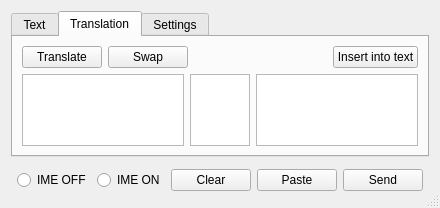
Old version of the form MainDialog.ui in the repository soramimi/OSC-ChatPad.
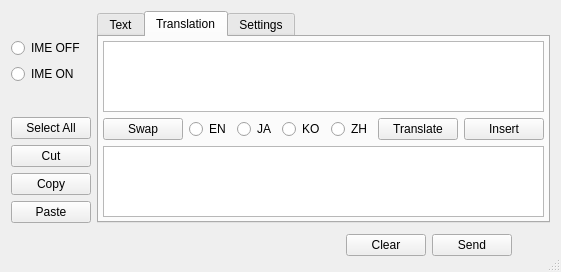
New version of the form. The open tabs and pages were chosen to show the change. Custom widgets are drawn as their Qt base class.

The edit to the form file:
```diff
--- a/MainDialog.ui
+++ b/MainDialog.ui
@@ -6,8 +6,8 @@
    <rect>
     <x>0</x>
     <y>0</y>
-    <width>393</width>
-    <height>171</height>
+    <width>499</width>
+    <height>215</height>
    </rect>
   </property>
   <property name="windowTitle">
@@ -16,8 +16,112 @@
   <property name="sizeGripEnabled">
    <bool>true</bool>
   </property>
+  <layout class="QVBoxLayout" name="verticalLayout_3">
+   <item>
+    <layout class="QHBoxLayout" name="horizontalLayout_7">
+     <item>
   <layout class="QVBoxLayout" name="verticalLayout_4">
    <item>
+        <spacer name="verticalSpacer_3">
+         <property name="orientation">
+          <enum>Qt::Vertical</enum>
+         </property>
+         <property name="sizeHint" stdset="0">
+          <size>
+           <width>20</width>
+           <height>40</height>
+          </size>
+         </property>
+        </spacer>
+       </item>
+       <item>
+        <widget class="QRadioButton" name="radioButton_ime_off">
+         <property name="focusPolicy">
+          <enum>Qt::NoFocus</enum>
+         </property>
+         <property name="text">
+          <string>IME OFF</string>
+         </property>
+        </widget>
+       </item>
+       <item>
+        <widget class="QRadioButton" name="radioButton_ime_on">
+         <property name="focusPolicy">
+          <enum>Qt::NoFocus</enum>
+         </property>
+         <property name="text">
+          <string>IME ON</string>
+         </property>
+        </widget>
+       </item>
+       <item>
+        <spacer name="verticalSpacer_2">
+         <property name="orientation">
+          <enum>Qt::Vertical</enum>
+         </property>
+         <property name="sizeHint" stdset="0">
+          <size>
+           <width>20</width>
+           <height>40</height>
+          </size>
+         </property>
+        </spacer>
+       </item>
+       <item>
+        <widget class="QPushButton" name="pushButton_select_all">
+         <property name="focusPolicy">
+          <enum>Qt::NoFocus</enum>
+         </property>
+         <property name="text">
+          <string>Select All</string>
+         </property>
+         <property name="default">
+          <bool>false</bool>
+         </property>
+        </widget>
+       </item>
+       <item>
+        <widget class="QPushButton" name="pushButton_cut">
+         <property name="focusPolicy">
+          <enum>Qt::NoFocus</enum>
+         </property>
+         <property name="text">
+          <string>Cut</string>
+         </property>
+         <property name="default">
+          <bool>false</bool>
+         </property>
+        </widget>
+       </item>
+       <item>
+        <widget class="QPushButton" name="pushButton_copy">
+         <property name="focusPolicy">
+          <enum>Qt::NoFocus</enum>
+         </property>
+         <property name="text">
+          <string>Copy</string>
+         </property>
+         <property name="default">
+          <bool>false</bool>
+         </property>
+        </widget>
+       </item>
+       <item>
+        <widget class="QPushButton" name="pushButton_paste">
+         <property name="focusPolicy">
+          <enum>Qt::NoFocus</enum>
+         </property>
+         <property name="text">
+          <string>Paste</string>
+         </property>
+         <property name="default">
+          <bool>false</bool>
+         </property>
+        </widget>
+       </item>
+      </layout>
+     </item>
+     <item>
     <widget class="QTabWidget" name="tabWidget">
      <property name="focusPolicy">
       <enum>Qt::NoFocus</enum>
@@ -44,18 +148,36 @@
        <string>Translation</string>
       </attribute>
       <layout class="QVBoxLayout" name="verticalLayout_2">
+         <property name="leftMargin">
+          <number>4</number>
+         </property>
+         <property name="topMargin">
+          <number>4</number>
+         </property>
+         <property name="rightMargin">
+          <number>4</number>
+         </property>
+         <property name="bottomMargin">
+          <number>4</number>
+         </property>
+         <item>
+          <widget class="QPlainTextEdit" name="plainTextEdit_trans_from">
+           <property name="sizePolicy">
+            <sizepolicy hsizetype="Expanding" vsizetype="Expanding">
+             <horstretch>0</horstretch>
+             <verstretch>0</verstretch>
+            </sizepolicy>
+           </property>
+           <property name="focusPolicy">
+            <enum>Qt::StrongFocus</enum>
+           </property>
+           <property name="frameShape">
+            <enum>QFrame::StyledPanel</enum>
+           </property>
+          </widget>
+         </item>
        <item>
         <layout class="QHBoxLayout" name="horizontalLayout_2">
-         <item>
-          <widget class="QPushButton" name="pushButton_translate">
-           <property name="focusPolicy">
-            <enum>Qt::NoFocus</enum>
-           </property>
-           <property name="text">
-            <string>Translate</string>
-           </property>
-          </widget>
-         </item>
          <item>
           <widget class="QPushButton" name="pushButton_swap">
            <property name="focusPolicy">
@@ -67,17 +189,54 @@
           </widget>
          </item>
          <item>
-          <spacer name="horizontalSpacer_4">
-           <property name="orientation">
-            <enum>Qt::Horizontal</enum>
-           </property>
-           <property name="sizeHint" stdset="0">
-            <size>
-             <width>40</width>
-             <height>20</height>
-            </size>
-           </property>
-          </spacer>
+            <widget class="QRadioButton" name="radioButton_en">
+             <property name="focusPolicy">
+              <enum>Qt::NoFocus</enum>
+             </property>
+             <property name="text">
+              <string>EN</string>
+             </property>
+            </widget>
+           </item>
+           <item>
+            <widget class="QRadioButton" name="radioButton_ja">
+             <property name="focusPolicy">
+              <enum>Qt::NoFocus</enum>
+             </property>
+             <property name="text">
+              <string>JA</string>
+             </property>
+            </widget>
+           </item>
+           <item>
+            <widget class="QRadioButton" name="radioButton_ko">
+             <property name="focusPolicy">
+              <enum>Qt::NoFocus</enum>
+             </property>
+             <property name="text">
+              <string>KO</string>
+             </property>
+            </widget>
+           </item>
+           <item>
+            <widget class="QRadioButton" name="radioButton_zh">
+             <property name="focusPolicy">
+              <enum>Qt::NoFocus</enum>
+             </property>
+             <property name="text">
+              <string>ZH</string>
+             </property>
+            </widget>
+           </item>
+           <item>
+            <widget class="QPushButton" name="pushButton_translate">
+             <property name="focusPolicy">
+              <enum>Qt::NoFocus</enum>
+             </property>
+             <property name="text">
+              <string>Translate</string>
+             </property>
+            </widget>
          </item>
          <item>
           <widget class="QPushButton" name="pushButton_insert">
@@ -85,53 +244,16 @@
             <enum>Qt::NoFocus</enum>
            </property>
            <property name="text">
-            <string>Insert into text</string>
+              <string>Insert</string>
            </property>
           </widget>
          </item>
         </layout>
-       </item>
-       <item>
-        <layout class="QHBoxLayout" name="horizontalLayout_4">
-         <item>
-          <widget class="QPlainTextEdit" name="plainTextEdit_trans_from">
-           <property name="sizePolicy">
-            <sizepolicy hsizetype="Preferred" vsizetype="Expanding">
-             <horstretch>0</horstretch>
-             <verstretch>0</verstretch>
-            </sizepolicy>
-           </property>
-           <property name="focusPolicy">
-            <enum>Qt::StrongFocus</enum>
-           </property>
-           <property name="frameShape">
-            <enum>QFrame::StyledPanel</enum>
-           </property>
-          </widget>
-         </item>
-         <item>
-          <widget class="QListWidget" name="listWidget_lang">
-           <property name="sizePolicy">
-            <sizepolicy hsizetype="Fixed" vsizetype="Expanding">
-             <horstretch>0</horstretch>
-             <verstretch>0</verstretch>
-            </sizepolicy>
-           </property>
-           <property name="maximumSize">
-            <size>
-             <width>60</width>
-             <height>16777215</height>
-            </size>
-           </property>
-           <property name="focusPolicy">
-            <enum>Qt::NoFocus</enum>
-           </property>
-          </widget>
          </item>
          <item>
           <widget class="QPlainTextEdit" name="plainTextEdit_trans_to">
            <property name="sizePolicy">
-            <sizepolicy hsizetype="Preferred" vsizetype="Expanding">
+            <sizepolicy hsizetype="Expanding" vsizetype="Expanding">
              <horstretch>0</horstretch>
              <verstretch>0</verstretch>
             </sizepolicy>
@@ -148,14 +270,24 @@
           </widget>
          </item>
         </layout>
-       </item>
-      </layout>
      </widget>
      <widget class="QWidget" name="tab_settings">
       <attribute name="title">
        <string>Settings</string>
       </attribute>
-      <layout class="QVBoxLayout" name="verticalLayout_3">
+        <layout class="QVBoxLayout" name="verticalLayout_6">
+         <property name="leftMargin">
+          <number>4</number>
+         </property>
+         <property name="topMargin">
+          <number>4</number>
+         </property>
+         <property name="rightMargin">
+          <number>4</number>
+         </property>
+         <property name="bottomMargin">
+          <number>4</number>
+         </property>
        <item>
         <layout class="QHBoxLayout" name="horizontalLayout_3">
          <item>
@@ -215,19 +347,6 @@
          </item>
         </layout>
        </item>
-       <item>
-        <spacer name="verticalSpacer">
-         <property name="orientation">
-          <enum>Qt::Vertical</enum>
-         </property>
-         <property name="sizeHint" stdset="0">
-          <size>
-           <width>20</width>
-           <height>60</height>
-          </size>
-         </property>
-        </spacer>
-       </item>
        <item>
         <layout class="QHBoxLayout" name="horizontalLayout_5">
          <item>
@@ -255,41 +374,23 @@
       </layout>
      </widget>
     </widget>
+     </item>
+    </layout>
    </item>
    <item>
     <layout class="QHBoxLayout" name="horizontalLayout">
      <property name="leftMargin">
-      <number>6</number>
+      <number>0</number>
      </property>
      <property name="topMargin">
-      <number>6</number>
+      <number>0</number>
      </property>
      <property name="rightMargin">
-      <number>6</number>
+      <number>0</number>
      </property>
      <property name="bottomMargin">
-      <number>6</number>
+      <number>0</number>
      </property>
-     <item>
-      <widget class="QRadioButton" name="radioButton_ime_off">
-       <property name="focusPolicy">
-        <enum>Qt::NoFocus</enum>
-       </property>
-       <property name="text">
-        <string>IME OFF</string>
-       </property>
-      </widget>
-     </item>
-     <item>
-      <widget class="QRadioButton" name="radioButton_ime_on">
-       <property name="focusPolicy">
-        <enum>Qt::NoFocus</enum>
-       </property>
-       <property name="text">
-        <string>IME ON</string>
-       </property>
-      </widget>
-     </item>
      <item>
       <spacer name="horizontalSpacer_2">
        <property name="orientation">
@@ -313,19 +414,6 @@
        </property>
       </widget>
      </item>
-     <item>
-      <widget class="QPushButton" name="pushButton_paste">
-       <property name="focusPolicy">
-        <enum>Qt::NoFocus</enum>
-       </property>
-       <property name="text">
-        <string>Paste</string>
-       </property>
-       <property name="default">
-        <bool>false</bool>
-       </property>
-      </widget>
-     </item>
      <item>
       <widget class="QPushButton" name="pushButton_send">
        <property name="focusPolicy">
@@ -336,10 +424,40 @@
        </property>
       </widget>
      </item>
+     <item>
+      <widget class="StatusWidget" name="widget_status" native="true">
+       <property name="sizePolicy">
+        <sizepolicy hsizetype="Fixed" vsizetype="Fixed">
+         <horstretch>0</horstretch>
+         <verstretch>0</verstretch>
+        </sizepolicy>
+       </property>
+       <property name="minimumSize">
+        <size>
+         <width>32</width>
+         <height>32</height>
+        </size>
+       </property>
+       <property name="maximumSize">
+        <size>
+         <width>32</width>
+         <height>32</height>
+        </size>
+       </property>
+      </widget>
+     </item>
     </layout>
    </item>
   </layout>
  </widget>
+ <customwidgets>
+  <customwidget>
+   <class>StatusWidget</class>
+   <extends>QWidget</extends>
+   <header>StatusWidget.h</header>
+   <container>1</container>
+  </customwidget>
+ </customwidgets>
  <tabstops>
   <tabstop>plainTextEdit</tabstop>
   <tabstop>plainTextEdit_trans_from</tabstop>
```
Left out of the diff: 31 changed lines with no effect on the pictures. Lines whose indentation alone changed are shown as unchanged.
